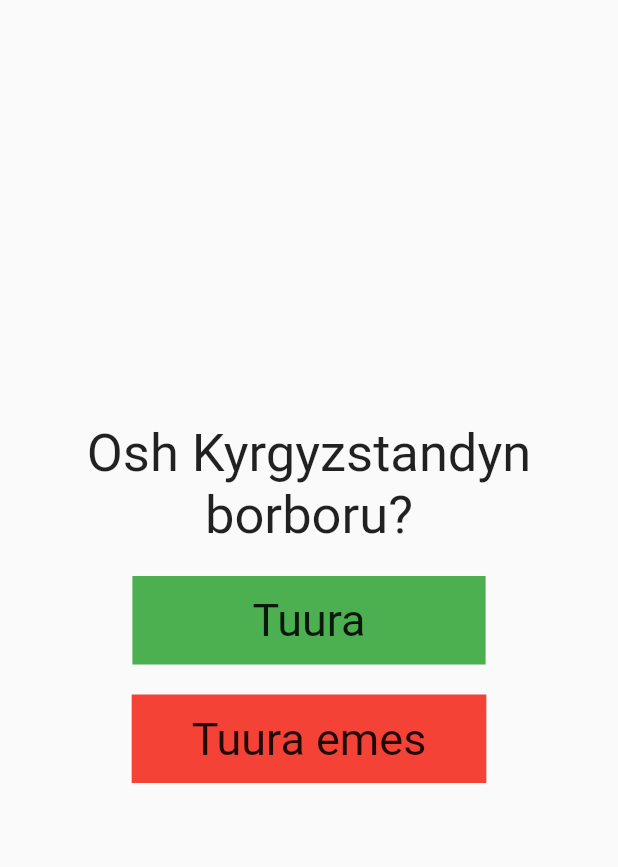
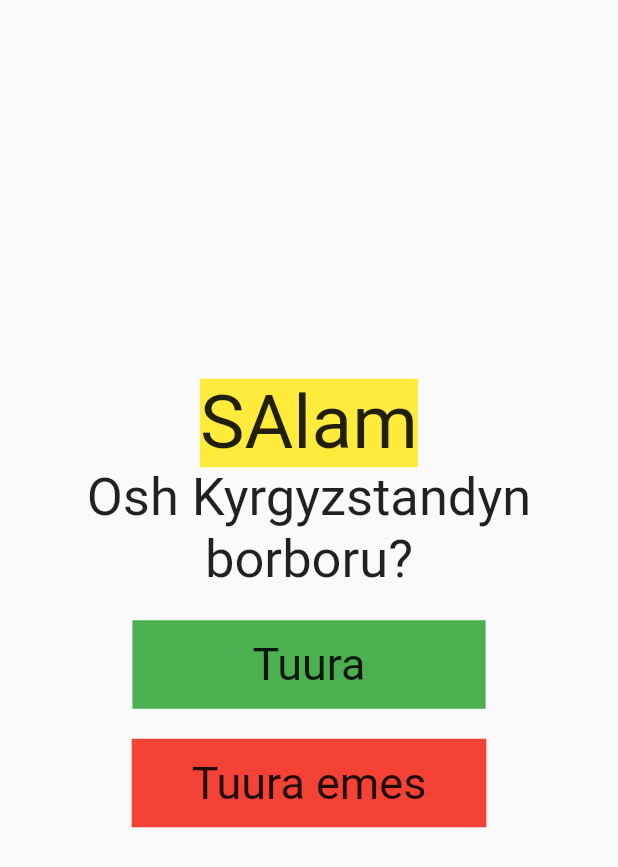
Before and after one commit to JanibekJali/quiz_app_dream2, a Flutter app: the screen it shows after launch, on a phone screen of 412 x 824 dp. Shown: the top 867 px of the screen. Run offline on Flutter 3.47's test engine with Material 2 defaults, Android fonts, the phone set to English and light mode, and no system bars.

Commit message:
home page done

```diff
--- a/lib/pages/home_page.dart
+++ b/lib/pages/home_page.dart
@@ -10,6 +10,20 @@ class HomePage extends StatefulWidget {
 class _HomePageState extends State<HomePage> {
   List<Icon> ikonkalar = [];
   bool isFinished = false;
+  Widget containerBer() {
+    return Container(
+      color: Colors.yellow,
+      child: Text(
+        'SAlam',
+        style: TextStyle(fontSize: 50),
+      ),
+    );
+  }
+
+  bool peredachaAlam() {
+    return false;
+  }
+
   @override
   Widget build(BuildContext context) {
     return SafeArea(
@@ -17,6 +31,7 @@ class _HomePageState extends State<HomePage> {
         body: Column(
           mainAxisAlignment: MainAxisAlignment.center,
           children: [
+            containerBer(),
             isFinished == true
                 ?
                 //  Container(
```
